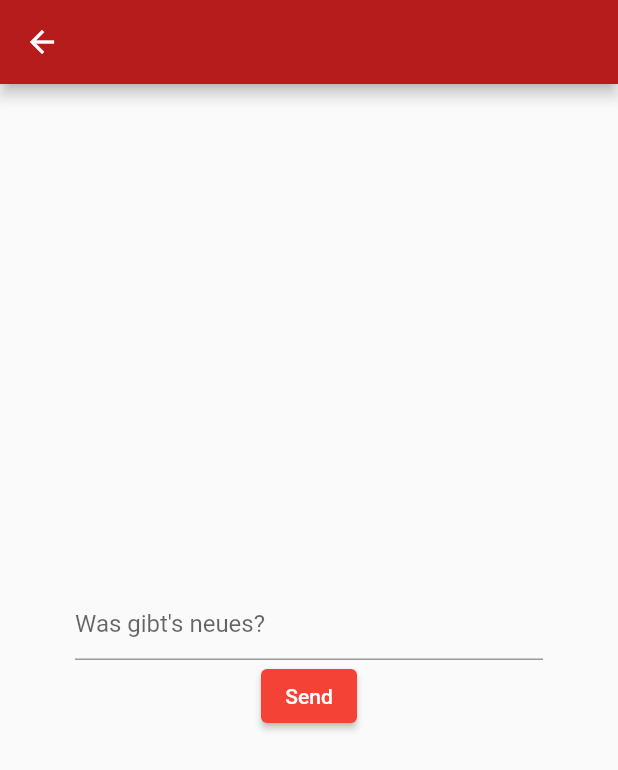
After one commit to JohannesF99/mobile-application-1, a Flutter app: the CreateScreen screen opened directly, after a tap on "Send", on a phone screen of 412 x 824 dp. The commit adds this screen. Shown: the top 770 px of the screen. Run offline on Flutter 3.47's test engine with Material 2 defaults, Android fonts, the phone set to English and light mode, and no system bars; our stand-ins replace shared_preferences; accounts and stored records are empty; network calls fail.

Commit message:
-changed theme -added delete user content backend function -added content id property to data class -created screen to add content -added behavior class

```diff
--- a/lib/model/ContentData.dart
+++ b/lib/model/ContentData.dart
@@ -1,12 +1,21 @@
 class ContentData {
+  int? contentId;
   String caption;
 
-  ContentData(this.caption);
+  ContentData(this.contentId, this.caption);
+
+  ContentData.withoutId(this.caption): contentId = null;
 
   ContentData.fromJson(Map<String, dynamic> json)
-      : caption = json['caption'];
+      : contentId = json['contentId'],
+        caption = json['caption'];
 
   String toJson() => {
+    '"contentId"': '"$contentId"',
+    '"caption"': '"$caption"',
+  }.toString();
+
+  String toJsonWithoutId() => {
     '"caption"': '"$caption"',
   }.toString();
 }
--- /dev/null
+++ b/lib/screen/CreateScreen.dart
@@ -0,0 +1,61 @@
+
+import 'package:flutter/material.dart';
+
+import '../api/BackendAPI.dart';
+import '../model/ContentData.dart';
+import '../utils/StoreManager.dart';
+
+class CreateScreen extends StatefulWidget {
+  const CreateScreen({Key? key}) : super(key: key);
+
+  @override
+  State<CreateScreen> createState() => _CreateScreenState();
+}
+
+class _CreateScreenState extends State<CreateScreen>  {
+
+  final _createContentController = TextEditingController();
+
+  @override
+  Widget build(BuildContext context) {
+    return Scaffold(
+      appBar: AppBar(),
+      body: Column(
+        mainAxisAlignment: MainAxisAlignment.center,
+        children: [
+          SizedBox(
+            width: MediaQuery.of(context).size.width - 100,
+            child: TextFormField(
+              controller: _createContentController,
+              maxLines: null,
+              keyboardType: TextInputType.multiline,
+              decoration: const InputDecoration(
+                focusedBorder: UnderlineInputBorder(
+                  borderSide: BorderSide(color: Colors.red),
+                ),
+                hintText: 'Was gibt\'s neues?',
+                focusColor: Colors.red
+              ),
+            ),
+          ),
+          Center(
+            child: ElevatedButton(
+                onPressed: () async {
+                  final content = ContentData.withoutId(_createContentController.text);
+                  final result = await _createPost(content);
+                  Navigator.pop(context, result);
+                },
+                child: const Text("Send")
+            ),
+          )
+        ],
+      ),
+    );
+  }
+
+  Future<bool> _createPost(ContentData content) async {
+    final token = await StorageManager.readData("token");
+    final username = await StorageManager.readData("username");
+    return await BackendAPI().sendNewPost(token, username, content);
+  }
+}
--- a/lib/utils/AppThemes.dart
+++ b/lib/utils/AppThemes.dart
@@ -34,7 +34,6 @@ class AppThemes{
   /// Deklariert als statische Variable, sodass kein Objekt der Klasse benötigt
   /// wird, um auf das Thema zuzugreifen.
   static final darkTheme = ThemeData(
-      primarySwatch: Colors.red,
       brightness: Brightness.dark,
       iconTheme: const IconThemeData(color: Colors.white),
       appBarTheme: AppBarTheme(
@@ -53,6 +52,14 @@ class AppThemes{
         bodyMedium: TextStyle(
           fontSize: 20
         )
-      )
+      ),
+      floatingActionButtonTheme: const FloatingActionButtonThemeData(
+        backgroundColor: Colors.red
+      ),
+      elevatedButtonTheme: ElevatedButtonThemeData(
+          style: ElevatedButton.styleFrom(
+            primary: Colors.red
+          )
+      ),
   );
 }
```
Also changed, not shown: lib/api/BackendAPI.dart (+14 -1 lines), lib/screen/ContentScreen.dart (+27 -7 lines), lib/utils/NoOverflowBehavior.dart (added, +9 -0 lines).
